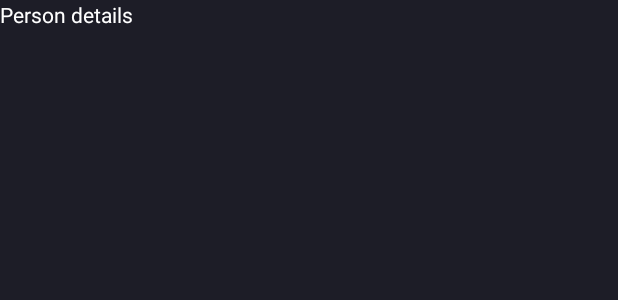
After one commit to Elshad98/movies-app, an Android app: the layout activity_person_details.xml on its own in the app's theme, with its tools: preview values and no code run, on a phone screen of 412 x 824 dp. The commit adds this screen. Shown: the top 300 px of the screen. Run offline under Robolectric (Android 15) with nearby library versions, the phone set to English and light mode, and no system bars.

Commit message:
Finishing up person details activity

```diff
--- a/app/src/main/java/com/example/moviesapp/ui/personDetails/PersonDetailsActivity.kt
+++ b/app/src/main/java/com/example/moviesapp/ui/personDetails/PersonDetailsActivity.kt
@@ -1,11 +1,17 @@
 package com.example.moviesapp.ui.personDetails
 
 import android.os.Bundle
+import android.util.Log
+import com.example.moviesapp.R
 import com.example.moviesapp.ui.base.BaseActivity
 
 class PersonDetailsActivity : BaseActivity() {
 
     override fun onCreate(savedInstanceState: Bundle?) {
         super.onCreate(savedInstanceState)
+        setContentView(R.layout.activity_person_details)
+
+        val personId = intent.getIntExtra("person_id", 1)
+        Log.d("PersonDetailsActivity", "Person id: $personId")
     }
 }
--- a/app/src/main/java/com/example/moviesapp/ui/popularmovie/PopularMoviePagedListAdapter.kt
+++ b/app/src/main/java/com/example/moviesapp/ui/popularmovie/PopularMoviePagedListAdapter.kt
@@ -102,7 +102,7 @@ class PopularMoviePagedListAdapter(
 
             itemView.setOnClickListener {
                 val intent = Intent(context, SingleMovieActivity::class.java)
-                intent.putExtra("id", movie?.id)
+                intent.putExtra("movie_id", movie?.id)
                 context.startActivity(intent)
             }
         }
--- /dev/null
+++ b/app/src/main/res/layout/activity_person_details.xml
@@ -0,0 +1,21 @@
+<?xml version="1.0" encoding="utf-8"?>
+<androidx.constraintlayout.widget.ConstraintLayout xmlns:android="http://schemas.android.com/apk/res/android"
+    xmlns:tools="http://schemas.android.com/tools"
+    android:layout_width="match_parent"
+    android:layout_height="match_parent"
+    tools:context=".ui.personDetails.PersonDetailsActivity">
+
+    <LinearLayout
+        android:layout_width="match_parent"
+        android:layout_height="match_parent"
+        android:background="@color/black"
+        android:orientation="vertical">
+
+        <TextView
+            android:layout_width="wrap_content"
+            android:layout_height="wrap_content"
+            android:text="Person details"
+            android:textColor="@color/white" />
+    </LinearLayout>
+
+</androidx.constraintlayout.widget.ConstraintLayout>
```
Also changed, not shown: app/src/main/java/com/example/moviesapp/ui/moviedetails/SingleMovieActivity.kt (+8 -1 lines), app/src/main/java/com/example/moviesapp/ui/personDetails/PersonDetailsRepository.kt (+21 -0 lines), app/src/main/java/com/example/moviesapp/ui/personDetails/PersonDetailsViewModel.kt (+23 -1 lines).
